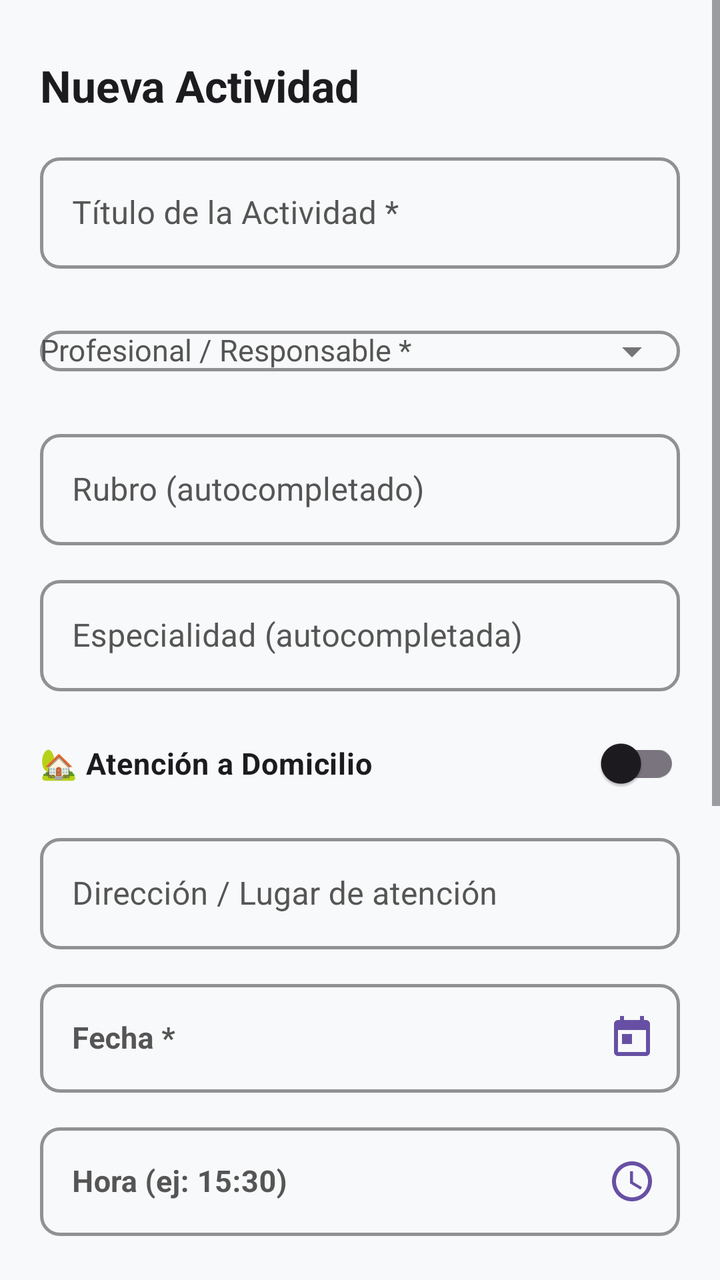
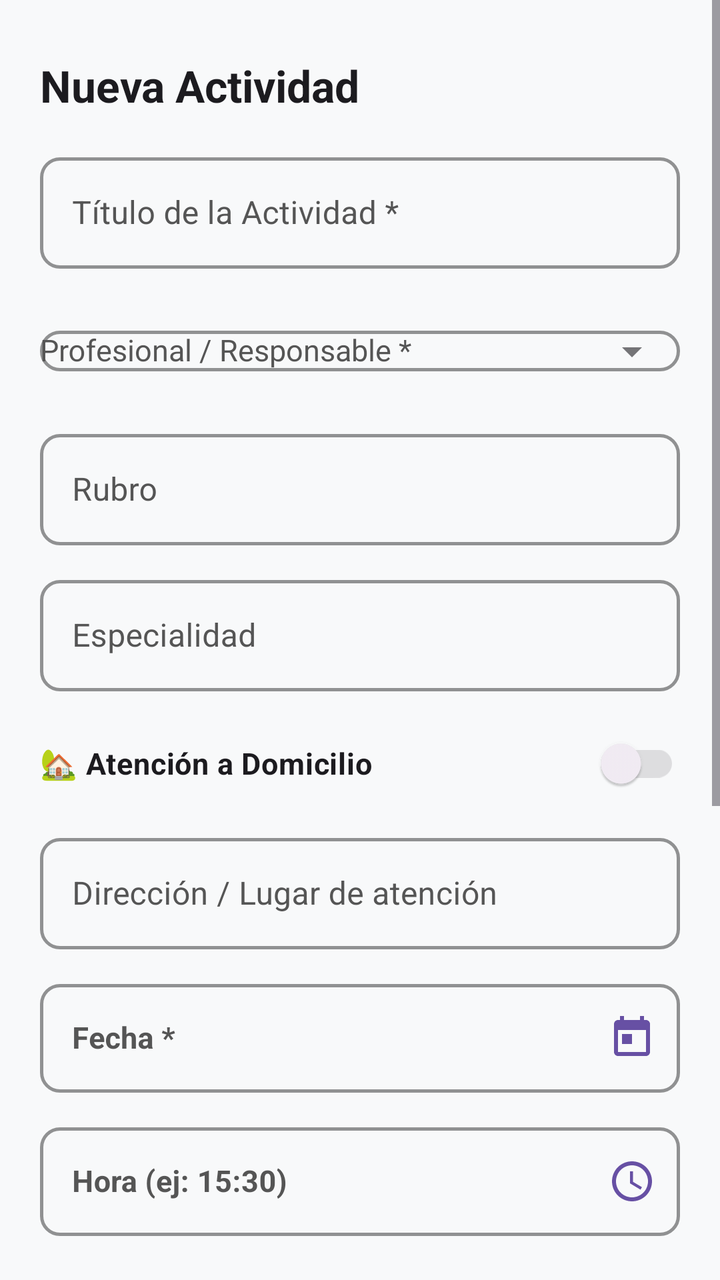

Compare the two renders of this Android layout. The source of the first and the diff that turns it into the second are given below.
<!-- AndroidManifest.xml: application theme Theme.ActividadesDeIara -->
<!-- res/layout/activity_add_edit_actividad.xml -->
<?xml version="1.0" encoding="utf-8"?>
<ScrollView xmlns:android="http://schemas.android.com/apk/res/android"
    xmlns:app="http://schemas.android.com/apk/res-auto"
    xmlns:tools="http://schemas.android.com/tools"
    android:id="@+id/rootViewActividad"
    android:layout_width="match_parent"
    android:layout_height="match_parent"
    android:fillViewport="true"
    android:fitsSystemWindows="true"
    android:background="@color/app_background">

    <LinearLayout
        android:layout_width="match_parent"
        android:layout_height="wrap_content"
        android:orientation="vertical"
        android:paddingHorizontal="20dp"
        android:paddingTop="28dp"
        android:paddingBottom="48dp">

        <TextView
            android:id="@+id/tvFormTitle"
            android:layout_width="wrap_content"
            android:layout_height="wrap_content"
            android:text="Nueva Actividad"
            android:textColor="@color/black"
            android:textSize="22sp"
            android:textStyle="bold" />

        
        <com.google.android.material.textfield.TextInputLayout
            style="@style/Widget.ActividadesDeIara.TextInputLayout"
            android:layout_width="match_parent"
            android:layout_height="wrap_content"
            android:layout_marginTop="16dp"
            android:hint="Título de la Actividad *">

            <com.google.android.material.textfield.TextInputEditText
                android:id="@+id/etTitulo"
                android:layout_width="match_parent"
                android:layout_height="wrap_content"
                android:textColor="@color/black"
                android:inputType="textCapSentences" />
        </com.google.android.material.textfield.TextInputLayout>

        
        <com.google.android.material.textfield.TextInputLayout
            android:id="@+id/tilProfesional"
            style="@style/Widget.ActividadesDeIara.TextInputLayout"
            android:layout_width="match_parent"
            android:layout_height="wrap_content"
            android:layout_marginTop="12dp"
            android:hint="Profesional / Responsable *"
            app:endIconMode="dropdown_menu">

            <AutoCompleteTextView
                android:id="@+id/actvProfesional"
                android:layout_width="match_parent"
                android:layout_height="wrap_content"
                android:textColor="@color/black"
                android:textSize="15sp"
                android:inputType="none"
                android:focusable="false"
                android:clickable="true" />
        </com.google.android.material.textfield.TextInputLayout>

        
        <com.google.android.material.textfield.TextInputLayout
            android:id="@+id/tilRubro"
            style="@style/Widget.ActividadesDeIara.TextInputLayout"
            android:layout_width="match_parent"
            android:layout_height="wrap_content"
            android:layout_marginTop="12dp"
            android:hint="Rubro (autocompletado)">

            <com.google.android.material.textfield.TextInputEditText
                android:id="@+id/etRubro"
                android:layout_width="match_parent"
                android:layout_height="wrap_content"
                android:textColor="@color/black"
                android:focusable="false"
                android:clickable="false"
                android:cursorVisible="false" />
        </com.google.android.material.textfield.TextInputLayout>

        
        <com.google.android.material.textfield.TextInputLayout
            android:id="@+id/tilEspecialidad"
            style="@style/Widget.ActividadesDeIara.TextInputLayout"
            android:layout_width="match_parent"
            android:layout_height="wrap_content"
            android:layout_marginTop="12dp"
            android:hint="Especialidad (autocompletada)">

            <com.google.android.material.textfield.TextInputEditText
                android:id="@+id/etEspecialidad"
                android:layout_width="match_parent"
                android:layout_height="wrap_content"
                android:textColor="@color/black"
                android:focusable="false"
                android:clickable="false"
                android:cursorVisible="false" />
        </com.google.android.material.textfield.TextInputLayout>

        
        <com.google.android.material.switchmaterial.SwitchMaterial
            android:id="@+id/switchAtencionDomicilioActividad"
            android:layout_width="match_parent"
            android:layout_height="wrap_content"
            android:layout_marginTop="12dp"
            android:text="🏡 Atención a Domicilio"
            android:textColor="@color/black"
            android:textSize="15sp"
            android:textStyle="bold" />

        
        <com.google.android.material.textfield.TextInputLayout
            android:id="@+id/tilDireccionAtencionActividad"
            style="@style/Widget.ActividadesDeIara.TextInputLayout"
            android:layout_width="match_parent"
            android:layout_height="wrap_content"
            android:layout_marginTop="8dp"
            android:hint="Dirección / Lugar de atención">

            <com.google.android.material.textfield.TextInputEditText
                android:id="@+id/etDireccionAtencionActividad"
                android:layout_width="match_parent"
                android:layout_height="wrap_content"
                android:textColor="@color/black"
                android:inputType="textPostalAddress" />
        </com.google.android.material.textfield.TextInputLayout>

        
        <com.google.android.material.textfield.TextInputLayout
            android:id="@+id/tilFecha"
            style="@style/Widget.ActividadesDeIara.TextInputLayout"
            android:layout_width="match_parent"
            android:layout_height="wrap_content"
            android:layout_marginTop="12dp"
            android:hint="Fecha *"
            app:endIconMode="custom"
            app:endIconDrawable="@drawable/ic_calendar"
            app:endIconTint="@color/purple_500">

            <com.google.android.material.textfield.TextInputEditText
                android:id="@+id/etFecha"
                android:layout_width="match_parent"
                android:layout_height="wrap_content"
                android:textColor="@color/black"
                android:textSize="15sp"
                android:textStyle="bold"
                android:focusable="false"
                android:clickable="true"
                android:cursorVisible="false"
                android:inputType="none" />
        </com.google.android.material.textfield.TextInputLayout>

        
        <com.google.android.material.textfield.TextInputLayout
            android:id="@+id/tilHora"
            style="@style/Widget.ActividadesDeIara.TextInputLayout"
            android:layout_width="match_parent"
            android:layout_height="wrap_content"
            android:layout_marginTop="12dp"
            android:hint="Hora (ej: 15:30)"
            app:endIconMode="custom"
            app:endIconDrawable="@drawable/ic_time"
            app:endIconTint="@color/purple_500">

            <com.google.android.material.textfield.TextInputEditText
                android:id="@+id/etHora"
                android:layout_width="match_parent"
                android:layout_height="wrap_content"
                android:textColor="@color/black"
                android:textSize="15sp"
                android:textStyle="bold"
                android:focusable="false"
                android:clickable="true"
                android:cursorVisible="false"
                android:inputType="none" />
        </com.google.android.material.textfield.TextInputLayout>

        
        <com.google.android.material.textfield.TextInputLayout
            android:id="@+id/tilRepeticionActividad"
            style="@style/Widget.ActividadesDeIara.TextInputLayout"
            android:layout_width="match_parent"
            android:layout_height="wrap_content"
            android:layout_marginTop="12dp"
            android:hint="Frecuencia de repetición"
            app:endIconMode="dropdown_menu">

            <AutoCompleteTextView
                android:id="@+id/actvRepeticionActividad"
                android:layout_width="match_parent"
                android:layout_height="wrap_content"
                android:textColor="@color/black"
                android:textSize="15sp"
                android:inputType="none"
                android:focusable="false"
                android:clickable="true" />
        </com.google.android.material.textfield.TextInputLayout>

        
        <com.google.android.material.textfield.TextInputLayout
            android:id="@+id/tilDuracionRepeticionActividad"
            style="@style/Widget.ActividadesDeIara.TextInputLayout"
            android:layout_width="match_parent"
            android:layout_height="wrap_content"
            android:layout_marginTop="8dp"
            android:hint="¿Durante cuánto tiempo se repite?"
            android:visibility="gone"
            app:endIconMode="dropdown_menu">

            <AutoCompleteTextView
                android:id="@+id/actvDuracionRepeticionActividad"
                android:layout_width="match_parent"
                android:layout_height="wrap_content"
                android:textColor="@color/black"
                android:textSize="15sp"
                android:inputType="none"
                android:focusable="false"
                android:clickable="true" />
        </com.google.android.material.textfield.TextInputLayout>

        
        <com.google.android.material.textfield.TextInputLayout
            style="@style/Widget.ActividadesDeIara.TextInputLayout"
            android:layout_width="match_parent"
            android:layout_height="wrap_content"
            android:layout_marginTop="12dp"
            android:hint="Notas / Descripción (opcional)">

            <com.google.android.material.textfield.TextInputEditText
                android:id="@+id/etDescripcion"
                android:layout_width="match_parent"
                android:layout_height="wrap_content"
                android:textColor="@color/black"
                android:minLines="3"
                android:gravity="top"
                android:inputType="textMultiLine" />
        </com.google.android.material.textfield.TextInputLayout>

        
        <com.google.android.material.switchmaterial.SwitchMaterial
            android:id="@+id/switchRecordatorioActividad"
            android:layout_width="match_parent"
            android:layout_height="wrap_content"
            android:layout_marginTop="16dp"
            android:text="🔔 Activar recordatorio / notificación"
            android:textColor="@color/black"
            android:textSize="15sp"
            android:textStyle="bold" />

        
        <LinearLayout
            android:id="@+id/llOpcionesRecordatorioActividad"
            android:layout_width="match_parent"
            android:layout_height="wrap_content"
            android:orientation="vertical"
            android:visibility="gone">

            
            <com.google.android.material.textfield.TextInputLayout
                android:id="@+id/tilCantidadRecordatoriosActividad"
                style="@style/Widget.ActividadesDeIara.TextInputLayout"
                android:layout_width="match_parent"
                android:layout_height="wrap_content"
                android:layout_marginTop="8dp"
                android:hint="¿Cuántas notificaciones enviar?"
                app:endIconMode="dropdown_menu">

                <AutoCompleteTextView
                    android:id="@+id/actvCantidadRecordatoriosActividad"
                    android:layout_width="match_parent"
                    android:layout_height="wrap_content"
                    android:textColor="@color/black"
                    android:textSize="15sp"
                    android:inputType="none"
                    android:focusable="false"
                    android:clickable="true" />
            </com.google.android.material.textfield.TextInputLayout>

            
            <com.google.android.material.textfield.TextInputLayout
                android:id="@+id/tilAnticipacionRecordatorioActividad1"
                style="@style/Widget.ActividadesDeIara.TextInputLayout"
                android:layout_width="match_parent"
                android:layout_height="wrap_content"
                android:layout_marginTop="8dp"
                android:hint="Primer aviso / Notificación"
                app:endIconMode="dropdown_menu">

                <AutoCompleteTextView
                    android:id="@+id/actvAnticipacionRecordatorioActividad1"
                    android:layout_width="match_parent"
                    android:layout_height="wrap_content"
                    android:textColor="@color/black"
                    android:textSize="15sp"
                    android:inputType="none"
                    android:focusable="false"
                    android:clickable="true" />
            </com.google.android.material.textfield.TextInputLayout>

            
            <com.google.android.material.textfield.TextInputLayout
                android:id="@+id/tilAnticipacionRecordatorioActividad2"
                style="@style/Widget.ActividadesDeIara.TextInputLayout"
                android:layout_width="match_parent"
                android:layout_height="wrap_content"
                android:layout_marginTop="8dp"
                android:hint="Segundo aviso (opcional)"
                android:visibility="gone"
                app:endIconMode="dropdown_menu">

                <AutoCompleteTextView
                    android:id="@+id/actvAnticipacionRecordatorioActividad2"
                    android:layout_width="match_parent"
                    android:layout_height="wrap_content"
                    android:textColor="@color/black"
                    android:textSize="15sp"
                    android:inputType="none"
                    android:focusable="false"
                    android:clickable="true" />
            </com.google.android.material.textfield.TextInputLayout>

            <TextView
                android:id="@+id/tvAvisoRecordatorioActividad"
                android:layout_width="match_parent"
                android:layout_height="wrap_content"
                android:layout_marginTop="6dp"
                android:text="Se enviará una notificación a la fecha y hora indicadas."
                android:textColor="@color/purple_700"
                android:textSize="12sp" />

        </LinearLayout>

        
        <com.google.android.material.button.MaterialButton
            android:id="@+id/btnGuardar"
            android:layout_width="match_parent"
            android:layout_height="wrap_content"
            android:layout_marginTop="28dp"
            android:layout_marginBottom="24dp"
            android:paddingVertical="14dp"
            android:text="Guardar Actividad"
            android:textSize="16sp"
            app:cornerRadius="10dp" />

        <com.google.android.material.button.MaterialButton
            android:id="@+id/btnEliminar"
            style="@style/Widget.MaterialComponents.Button.OutlinedButton"
            android:layout_width="match_parent"
            android:layout_height="wrap_content"
            android:layout_marginTop="12dp"
            android:paddingVertical="12dp"
            android:text="Eliminar Actividad"
            android:textColor="@color/cat_medico"
            android:textSize="16sp"
            android:visibility="gone"
            app:strokeColor="@color/cat_medico"
            app:cornerRadius="10dp" />

    </LinearLayout>
</ScrollView>
<!-- resources referenced by this layout -->
<resources>
  <color name="app_background">#F8F9FA</color>
  <color name="black">#FF1C1B1F</color>
  <color name="cat_medico">#B71C1C</color>
  <color name="purple_500">#6750A4</color>
  <color name="purple_700">#4F378B</color>
  <!-- drawable ic_calendar (drawable) -->
  <vector xmlns:android="http://schemas.android.com/apk/res/android"
      android:width="24dp"
      android:height="24dp"
      android:viewportWidth="24"
      android:viewportHeight="24">
    <path
        android:fillColor="#FF000000"
        android:pathData="M19,3h-1V1h-2v2H8V1H6v2H5c-1.11,0 -1.99,0.9 -1.99,2L3,19c0,1.1 0.89,2 2,2h14c1.1,0 2,-0.9 2,-2V5c0,-1.1 -0.9,-2 -2,-2zM19,19H5V8h14v11zM7,10h5v5H7z"/>
  </vector>
  <!-- drawable ic_time (drawable) -->
  <vector xmlns:android="http://schemas.android.com/apk/res/android"
      android:width="24dp"
      android:height="24dp"
      android:viewportWidth="24"
      android:viewportHeight="24">
    <path
        android:fillColor="#FF000000"
        android:pathData="M11.99,2C6.47,2 2,6.48 2,12s4.47,10 9.99,10C17.52,22 22,17.52 22,12S17.52,2 11.99,2zM12,20c-4.42,0 -8,-3.58 -8,-8s3.58,-8 8,-8 8,3.58 8,8 -3.58,8 -8,8zm.5,-13H11v6l5.25,3.15.75-1.23-4.5-2.67z"/>
  </vector>
  <style name="Widget.ActividadesDeIara.TextInputLayout" parent="Widget.MaterialComponents.TextInputLayout.OutlinedBox">
          <item name="hintTextColor">@color/purple_700</item>
          <item name="android:textColorHint">@color/text_hint</item>
          <item name="boxStrokeColor">@color/purple_500</item>
          <item name="boxStrokeWidth">1.5dp</item>
          <item name="boxCornerRadiusTopStart">10dp</item>
          <item name="boxCornerRadiusTopEnd">10dp</item>
          <item name="boxCornerRadiusBottomStart">10dp</item>
          <item name="boxCornerRadiusBottomEnd">10dp</item>
      </style>
  <style name="Theme.ActividadesDeIara" parent="Base.Theme.ActividadesDeIara" />
  <color name="text_hint">#FF555555</color>
  <style name="Base.Theme.ActividadesDeIara" parent="Theme.Material3.DayNight.NoActionBar">
          
          <item name="colorPrimary">@color/purple_500</item>
          <item name="colorPrimaryVariant">@color/purple_700</item>
          <item name="colorOnPrimary">@color/white</item>
          <item name="colorSecondaryContainer">@color/purple_500</item>
          <item name="colorOnSecondaryContainer">@color/white</item>
          <item name="android:statusBarColor">@color/purple_700</item>
          <item name="android:windowLightStatusBar">false</item>
  
          <item name="android:timePickerDialogTheme">@style/DialogTheme.ActividadesDeIara</item>
          <item name="android:datePickerDialogTheme">@style/DialogTheme.ActividadesDeIara</item>
  
          
          <item name="textInputStyle">@style/Widget.ActividadesDeIara.TextInputLayout</item>
      </style>
  <color name="white">#FFFFFFFF</color>
  <style name="DialogTheme.ActividadesDeIara" parent="Theme.MaterialComponents.Light.Dialog.Alert">
          <item name="colorPrimary">@color/purple_500</item>
          <item name="colorAccent">@color/purple_500</item>
          <item name="colorSecondary">@color/purple_500</item>
          <item name="android:textColorPrimary">@color/black</item>
          <item name="android:textColorSecondary">@color/text_secondary</item>
          <item name="buttonBarPositiveButtonStyle">@style/Widget.ActividadesDeIara.DialogButton</item>
          <item name="buttonBarNegativeButtonStyle">@style/Widget.ActividadesDeIara.DialogButton</item>
      </style>
  <color name="text_secondary">#FF49454F</color>
  <style name="Widget.ActividadesDeIara.DialogButton" parent="Widget.MaterialComponents.Button.TextButton">
          <item name="android:textColor">@color/purple_700</item>
          <item name="android:textSize">15sp</item>
          <item name="android:textStyle">bold</item>
      </style>
</resources>

<!-- the commit's change to res/layout/activity_add_edit_actividad.xml (unified diff, before → after) -->
@@ -70,7 +70,7 @@
             android:layout_width="match_parent"
             android:layout_height="wrap_content"
             android:layout_marginTop="12dp"
-            android:hint="Rubro (autocompletado)">
+            android:hint="Rubro">
 
             <com.google.android.material.textfield.TextInputEditText
                 android:id="@+id/etRubro"
@@ -89,7 +89,7 @@
             android:layout_width="match_parent"
             android:layout_height="wrap_content"
             android:layout_marginTop="12dp"
-            android:hint="Especialidad (autocompletada)">
+            android:hint="Especialidad">
 
             <com.google.android.material.textfield.TextInputEditText
                 android:id="@+id/etEspecialidad"
@@ -110,7 +110,8 @@
             android:text="🏡 Atención a Domicilio"
             android:textColor="@color/black"
             android:textSize="15sp"
-            android:textStyle="bold" />
+            android:textStyle="bold"
+            android:enabled="false" />
 
         
         <com.google.android.material.textfield.TextInputLayout
@@ -126,7 +127,9 @@
                 android:layout_width="match_parent"
                 android:layout_height="wrap_content"
                 android:textColor="@color/black"
-                android:inputType="textPostalAddress" />
+                android:focusable="false"
+                android:clickable="false"
+                android:cursorVisible="false" />
         </com.google.android.material.textfield.TextInputLayout>
 
         
